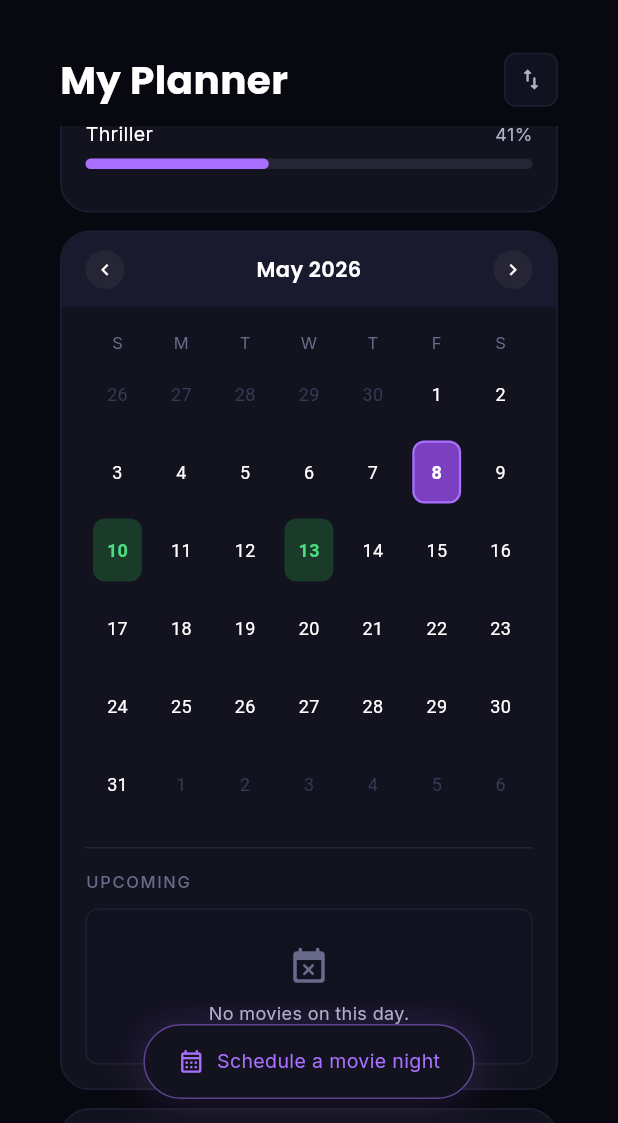
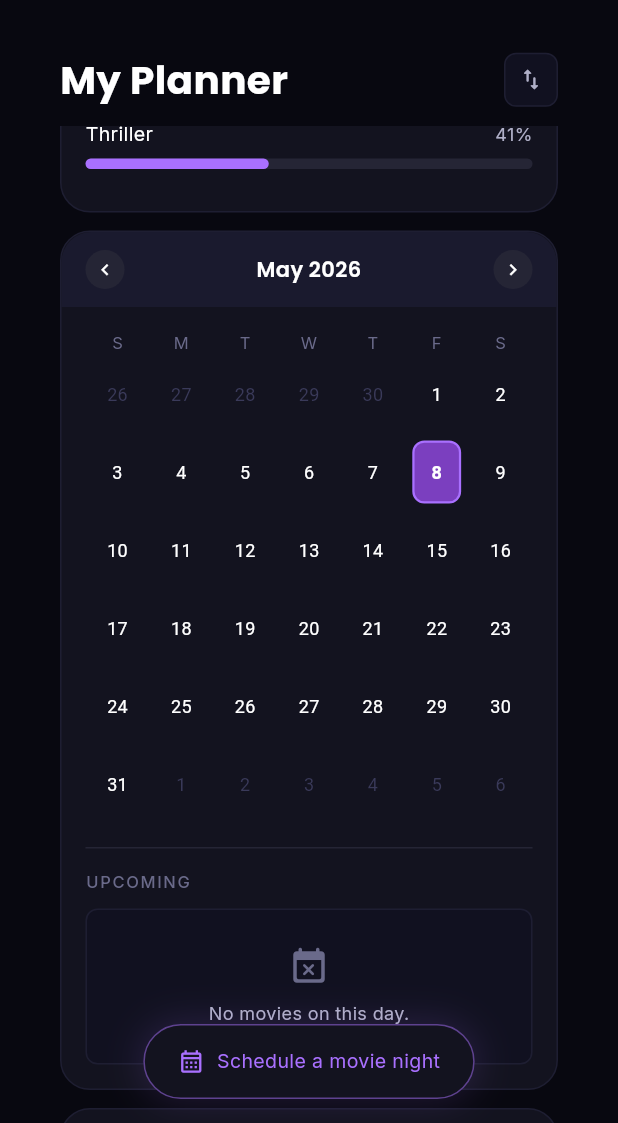
Before and after one commit to ladajules/MovieIt, a Flutter app: the PlannerScreen screen opened by its route, scrolled down 576 dp, on a phone screen of 412 x 824 dp, the part 113-1236 px from its top. Run offline on Flutter 3.47's test engine with Material 3 defaults, Android fonts, the phone set to English and light mode, and no system bars; drawn by our look-alikes of table_calendar; our stand-ins replace go_router, google_fonts, hive, hive_flutter, logger, lottie; accounts and stored records are empty; network calls fail.

Commit message:
feat: user can now schedule a movie

```diff
--- a/lib/main.dart
+++ b/lib/main.dart
@@ -24,7 +24,7 @@ void main() async {
   Hive.registerAdapter(UserStatsAdapter());
   Hive.registerAdapter(WatchlistItemAdapter());
 
-  await Hive.openBox<ScheduledEvent>('scheduled_events');
+  await Hive.openBox<ScheduledEvent>('scheduled_event');
   await Hive.openBox<UserPreferences>('user_preferences');
   await Hive.openBox<UserStats>('user_stats');
   await Hive.openBox<WatchlistItem>('watchlist');
--- a/lib/services/local_db_service.dart
+++ b/lib/services/local_db_service.dart
@@ -6,9 +6,9 @@ import '../models/watchlist_item.dart';
 import 'package:flutter/foundation.dart';
 
 class LocalDbService {
-  static const String _eventsBoxName = 'scheduledEvents';
-  static const String _statsBoxName = 'userStats';
-  static const String _prefsBoxName = 'userPreferences';
+  static const String _eventsBoxName = 'scheduled_event';
+  static const String _statsBoxName = 'user_stats';
+  static const String _prefsBoxName = 'user_preferences';
   static const String _watchlistBoxName = 'watchlist';
 
   // PREFERNCES
@@ -99,6 +99,10 @@ class LocalDbService {
     }
   }
 
+  ValueListenable<Box<ScheduledEvent>> listenToEvents() {
+    return _eventsBox.listenable();
+  }
+
   // WAATCHLIST
   Box<WatchlistItem> get _watchlistBox => Hive.box<WatchlistItem>(_watchlistBoxName);
 
--- a/lib/widgets/calendar_card.dart
+++ b/lib/widgets/calendar_card.dart
@@ -1,59 +1,14 @@
 import 'package:flutter/material.dart';
+import 'package:hive_flutter/hive_flutter.dart';
 import 'package:intl/intl.dart';
+import 'package:movieit/models/scheduled_event.dart';
 import 'package:table_calendar/table_calendar.dart';
+import '../services/local_db_service.dart';
 
-import 'surface_card.dart';
+import '../../widgets/surface_card.dart';
 
 import '../../theme/app_colors.dart';
 import '../../theme/app_styles.dart';
-
-class PlannerMockData {
-  static const int nightsPlanned = 8;
-  static const String totalRuntime = '19h';
-  static const String avgRating = '4.2';
-  static const int pending = 2;
-  static const int streakWeeks = 5;
-  static const int personalBest = 8;
-  static const int monthlyGoalCurrent = 2;
-  static const int monthlyGoalTarget = 4;
-
-  static const List<Map<String, String>> genres = [
-    {'name': 'Sci-Fi', 'pct': '82'},
-    {'name': 'Drama', 'pct': '64'},
-    {'name': 'Thriller', 'pct': '41'},
-  ];
-
-  static const List<Map<String, String>> platforms = [
-    {'name': 'Netflix', 'pct': '58'},
-    {'name': 'Prime', 'pct': '27'},
-    {'name': 'Local', 'pct': '15'},
-  ];
-
-  static const List<Map<String, String>> recentActivity = [
-    {'title': 'The Batman', 'date': 'Yesterday', 'rating': '4.0'},
-    {'title': 'Poor Things', 'date': 'May 4', 'rating': '4.5'},
-    {'title': 'Oppenheimer', 'date': 'May 1', 'rating': '5.0'},
-    {'title': 'Arrival', 'date': 'Apr 28', 'rating': '4.2'},
-  ];
-
-  static final Map<DateTime, List<Map<String, String>>> scheduledMovies = {
-    DateTime.now().add(const Duration(days: 2)): [
-      {'title': 'Dune: Part Two', 'platform': 'Netflix', 'time': '8:00 PM'},
-    ],
-    DateTime.now().add(const Duration(days: 5)): [
-      {'title': 'The Batman', 'platform': 'Local File', 'time': '7:30 PM'},
-    ],
-  };
-
-  static const List<Map<String, dynamic>> watchlist = [
-    {'title': 'Blade Runner 2049', 'year': '2017', 'color1': Color(0xFF6B21A8), 'color2': Color(0xFF1E3A5F)},
-    {'title': 'Arrival', 'year': '2016', 'color1': Color(0xFF0F4C6B), 'color2': Color(0xFF1A5C4A)},
-    {'title': 'Oppenheimer', 'year': '2023', 'color1': Color(0xFF7C3A00), 'color2': Color(0xFF4A1A00)},
-    {'title': 'Everything Everywh...', 'year': '2022', 'color1': Color(0xFF8B1A5C), 'color2': Color(0xFF3D0A2E)},
-    {'title': 'The Batman', 'year': '2022', 'color1': Color(0xFF1A1A8B), 'color2': Color(0xFF0A0A4A)},
-    {'title': 'Poor Things', 'year': '2023', 'color1': Color(0xFF0A5C3A), 'color2': Color(0xFF063D27)},
-  ];
-}
 
 class CalendarCard extends StatefulWidget {
   const CalendarCard({super.key});
@@ -74,17 +29,24 @@ class _CalendarCardState extends State<CalendarCard> {
 
   DateTime _norm(DateTime d) => DateTime(d.year, d.month, d.day);
 
-  List<Map<String, String>> _eventsFor(DateTime day) {
-    final n = _norm(day);
-    for (final k in PlannerMockData.scheduledMovies.keys) {
-      if (_norm(k) == n) return PlannerMockData.scheduledMovies[k]!;
-    }
-    return [];
-  }
+  // List<ScheduledEvent> _eventsFor(DateTime day, Box<ScheduledEvent> box) {
+  //   final n = _norm(day);
+  //   return box.values.where((e) => _norm(e.scheduledDate) == n).toList();
+  // }
 
   @override
   Widget build(BuildContext context) {
-    final selectedEvents = _selectedDay != null ? _eventsFor(_selectedDay!) : <Map<String, String>>[];
+    return ValueListenableBuilder<Box<ScheduledEvent>>(
+      valueListenable: LocalDbService().listenToEvents(),
+      builder: (context, box, _) {
+
+        final eventMap = <DateTime, List<ScheduledEvent>>{};
+        for (final e in box.values) {
+          final date = _norm(e.scheduledDate);
+          eventMap.putIfAbsent(date, () => []).add(e);
+        }
+
+        final selectedEvents = eventMap[_norm(_selectedDay!)] ?? <ScheduledEvent>[];
 
         return SurfaceCard(
           headerLeft: Expanded(
@@ -109,13 +71,15 @@ class _CalendarCardState extends State<CalendarCard> {
           body: Column(
             crossAxisAlignment: CrossAxisAlignment.start,
             children: [
-          TableCalendar(
+              TableCalendar<ScheduledEvent>(
                 firstDay: DateTime.utc(2020),
                 lastDay: DateTime.utc(2030, 12, 31),
                 focusedDay: _focusedDay,
                 headerVisible: false,
                 selectedDayPredicate: (d) => isSameDay(_selectedDay, d),
-            eventLoader: _eventsFor,
+
+                eventLoader: (day) => eventMap[_norm(day)] ?? [],
+
                 startingDayOfWeek: StartingDayOfWeek.sunday,
                 onDaySelected: (sel, foc) => setState(() {
                   _selectedDay = sel;
@@ -131,7 +95,7 @@ class _CalendarCardState extends State<CalendarCard> {
                   defaultTextStyle: TextStyle(color: Colors.white, fontSize: 12),
                   weekendTextStyle: TextStyle(color: Colors.white, fontSize: 12),
                   outsideTextStyle: TextStyle(color: Color(0xFF3A3A5A), fontSize: 12),
-              todayDecoration: BoxDecoration(color: AppColors.accentSoft, shape: BoxShape.circle),
+                  todayDecoration: BoxDecoration(color: Color(0xFF2A1A4A), shape: BoxShape.circle),
                   todayTextStyle: TextStyle(color: AppColors.softPeriwinkle, fontWeight: FontWeight.bold, fontSize: 12),
                   markersMaxCount: 0,
                 ),
@@ -147,11 +111,14 @@ class _CalendarCardState extends State<CalendarCard> {
                     child: Text('${date.day}', style: const TextStyle(color: Colors.white, fontWeight: FontWeight.bold, fontSize: 12)),
                   ),
                   defaultBuilder: (ctx, date, _) {
-                if (_eventsFor(date).isNotEmpty) {
+                    if ((eventMap[_norm(date)] ?? []).isNotEmpty) {
                       return Container(
                         margin: const EdgeInsets.all(5),
                         alignment: Alignment.center,
-                    decoration: BoxDecoration(color: AppColors.successGreenDim, borderRadius: BorderRadius.circular(8)),
+                        decoration: BoxDecoration(
+                          color: AppColors.successGreenDim,
+                          borderRadius: BorderRadius.circular(8),
+                        ),
                         child: Text('${date.day}', style: const TextStyle(color: AppColors.successGreen, fontWeight: FontWeight.bold, fontSize: 12)),
                       );
                     }
@@ -159,11 +126,13 @@ class _CalendarCardState extends State<CalendarCard> {
                   },
                 ),
               ),
+
               const SizedBox(height: 16),
               const Divider(color: AppColors.dividerSubtle, height: 1),
               const SizedBox(height: 14),
               Text('UPCOMING', style: AppStyles.label()),
               const SizedBox(height: 10),
+
               if (selectedEvents.isEmpty)
                 Container(
                   width: double.infinity,
@@ -194,9 +163,13 @@ class _CalendarCardState extends State<CalendarCard> {
                         child: Column(
                           crossAxisAlignment: CrossAxisAlignment.start,
                           children: [
-                        Text('${DateFormat('E MMM d').format(_selectedDay!)} — ${e['title']}', style: AppStyles.heading(size: 12)),
+                            Text(
+                              '${DateFormat('E MMM d').format(_selectedDay!)} — ${e.movieTitle}',
+                              style: AppStyles.heading(size: 12),
+                            ),
                             const SizedBox(height: 2),
-                        Text('${e['time']} · ${e['platform']}', style: AppStyles.body(size: 11)),
+
+                            Text('${DateFormat('h:mm a').format(e.scheduledDate)} · ${e.platform}', style: AppStyles.body(size: 11)),
                           ],
                         ),
                       ),
@@ -206,6 +179,8 @@ class _CalendarCardState extends State<CalendarCard> {
                 )),
             ],
           ),
+        );
+      },
     );
   }
 }
```
Also changed, not shown: lib/widgets/movie_detail_hero_section.dart (+6 -1 lines), lib/widgets/schedule_movie_modal.dart (added, +397 -0 lines). Lines whose indentation alone changed are shown as unchanged.
